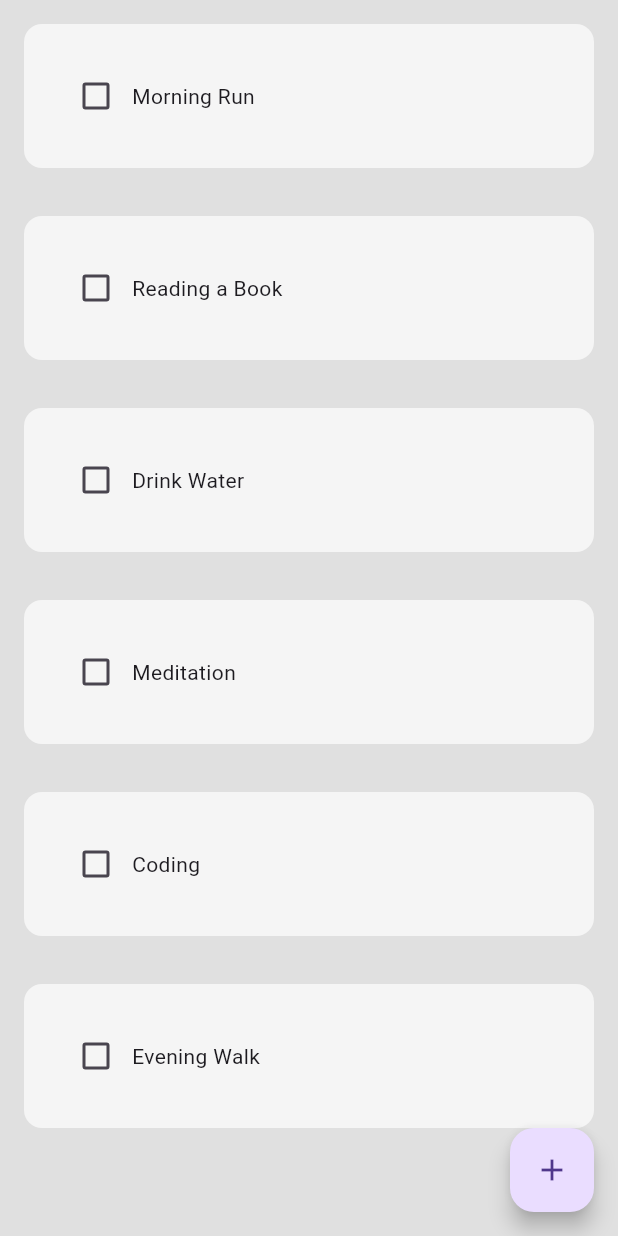
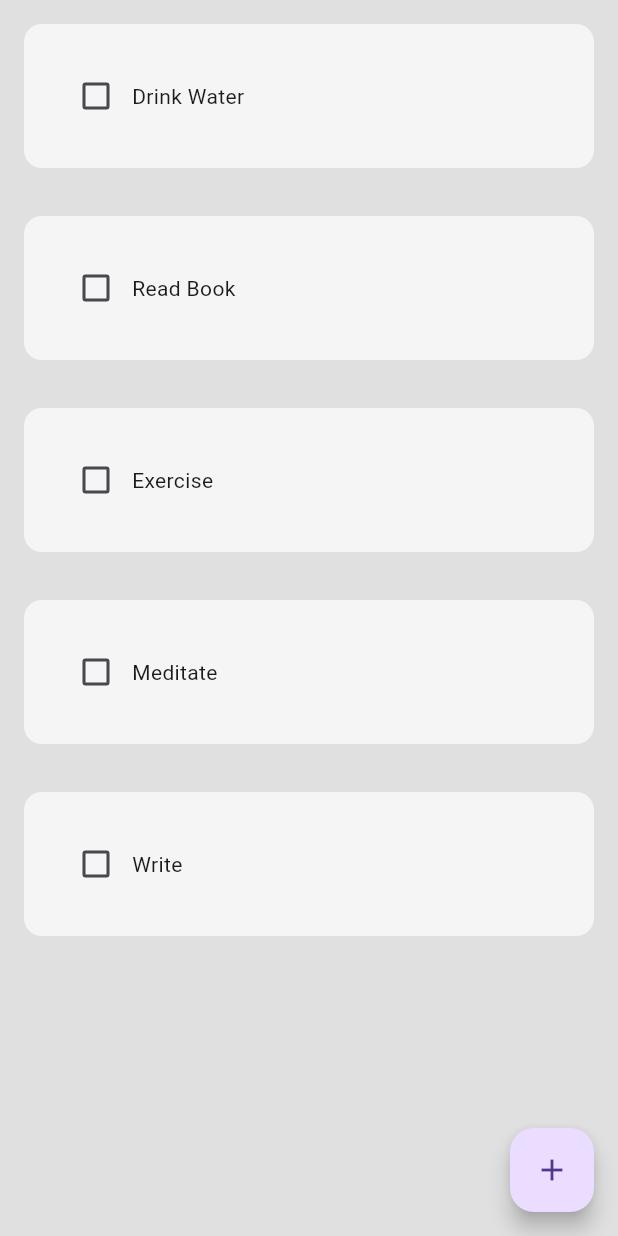
Before and after one commit to ZakyTm/Habbit_Tracker_Hive, a Flutter app: the screen it shows after launch, on a phone screen of 412 x 824 dp. Run offline on Flutter 3.47's test engine with Material 3 defaults, Android fonts, the phone set to English and light mode, and no system bars; drawn by our look-alikes of flutter_slidable; our stand-ins replace hive, hive_flutter; accounts and stored records are empty.

Commit message:
using async and await and initHive and we opened the box of hive and creating the function that will us the CRUD Methods

```diff
--- a/lib/data/habit_database.dart
+++ b/lib/data/habit_database.dart
@@ -3,15 +3,40 @@ import 'package:flutter/material.dart';
 import 'package:hive/hive.dart';
 
 final _myBox = Hive.box("Habbit_Database");
+// create initial default data
+// when the user first time open the app it's called initial state
+// if it's the first time than we have to use a method or create a new method that called
+// createDefaultData() but if it's not the first time than we have to use a method
+// called LoadData() to load the data from the database
+// now if the user checked the box of the habit or edit it or delete it or add a new habit
+// than we have to use a method called updateDatabase() to update the database
+
+// tracking a habit is a daily sort of thing so we have to create a list of habits that the user
+// wants to track daily
+
+// load data if already exists
+
+// update database
 
 class HabitDatabase {
-  List todayHabitList = [
-    // create initial default data
+  List toDayHabitList = [];
 
+  // CREATE DEFAULT DATA
+  void createDefaultData() {
+    toDayHabitList = [
+      ["Drink Water", false],
+      ["Read Book", false],
+      ["Exercise", false],
+      ["Meditate", false],
+      ["Write", false],
+    ];
+  }
 
-    // load data if already exists
+  // LOAD DATA IF IT ALREADY EXISTS
+  void loadData() {}
 
-    // update database
-
-  ];
+  // UPDATE DATABASE
+  void updateDatabase() {
+    _myBox.put("CURRENT_HABIT_LIST", toDayHabitList);
+  }
 }
--- a/lib/pages/home_page.dart
+++ b/lib/pages/home_page.dart
@@ -2,6 +2,10 @@ import 'package:flutter/material.dart';
 import 'package:habbit_tracker/components/habit_tile.dart';
 import 'package:habbit_tracker/components/my_alert_box.dart';
 import 'package:habbit_tracker/components/my_fab.dart';
+import 'package:habbit_tracker/data/habit_database.dart';
+import 'package:hive/hive.dart';
+import 'package:hive_flutter/hive_flutter.dart';
+import 'package:habbit_tracker/data/habit_database.dart';
 
 class HomePage extends StatefulWidget {
   const HomePage({super.key});
@@ -12,23 +16,54 @@ class HomePage extends StatefulWidget {
 
 class _HomePageState extends State<HomePage> {
   // [Data structured for the habit list],
-  List toDayHabitList = [
-    ["Morning Run", false],
-    ["Reading a Book", false],
-    ["Drink Water", false],
-    ["Meditation", false],
-    ["Coding", false],
-    ["Evening Walk", false],
-  ];
+  // [Habit Name, isHabitDone]
+  HabitDatabase db = HabitDatabase();
+  final _myBox = Hive.box("Habit_Database");
+
+  @override
+  void initState() {
+    // if there is no current habit list, then it is the first time ever opening the app
+    // then create default data
+    if (_myBox.get("CURRENT_HABIT_LIST") == null) {
+      db.createDefaultData();
+
+      // there already exists data, this is not the first time
+    } else {
+      db.loadData();
+    }
+    super.initState();
+  }
 
   // CheckBox was clicked
   void checkBoxClicked(bool? value, int index) {
     setState(() {
-      toDayHabitList[index][1] = value;
+      db.toDayHabitList[index][1] = value;
     });
   }
 
   final _newHabitNameController = TextEditingController();
+
+  void saveNewHabit() {
+    //add a new habit to todayHabitList
+    setState(() {
+      db.toDayHabitList.add([_newHabitNameController.text, false]);
+    });
+    //clear textField
+    _newHabitNameController.clear();
+    //pop dialog box
+    Navigator.of(context).pop();
+  }
+
+  void cancelDialogBox() {
+    print('Cancel button clicked');
+    _newHabitNameController.clear();
+    if (Navigator.of(context).canPop()) {
+      Navigator.of(context).pop();
+    } else {
+      print('Cannot pop the context');
+    }
+  }
+
   void createNewHabit() {
     setState(() {
       //Show alerts dialoge for use to create a fill in the new habbit
@@ -46,25 +81,13 @@ class _HomePageState extends State<HomePage> {
     });
   }
 
-  void saveNewHabit() {
-    //add a new habit to todayHabitList
+// save existing habit with a new name
+  void saveExistingHabit(int index) {
     setState(() {
-      toDayHabitList.add([_newHabitNameController.text, false]);
+      db.toDayHabitList[index][0] = _newHabitNameController.text;
+      _newHabitNameController.clear();
+      Navigator.of(context).pop();
     });
-    //clear textField
-    _newHabitNameController.clear();
-    //pop dialog box
-    Navigator.of(context).pop();
-  }
-
-  void cancelDialogBox() {
-    print('Cancel button clicked');
-    _newHabitNameController.clear();
-    if (Navigator.of(context).canPop()) {
-      Navigator.of(context).pop();
-    } else {
-      print('Cannot pop the context');
-    }
   }
 
 //OPen habit settings to edit
@@ -76,24 +99,15 @@ class _HomePageState extends State<HomePage> {
             controller: _newHabitNameController,
             onSave: () => saveExistingHabit(index),
             onCancel: cancelDialogBox,
-            hintText: toDayHabitList[index][0],
+            hintText: db.toDayHabitList[index][0],
           );
         });
-  }
-
-// save existing habit with a new name
-  void saveExistingHabit(int index) {
-    setState(() {
-      toDayHabitList[index][0] = _newHabitNameController.text;
-      _newHabitNameController.clear();
-      Navigator.of(context).pop();
-    });
   }
 
 // Delete habit
   void deleteHabit(int index) {
     setState(() {
-      toDayHabitList.removeAt(index);
+      db.toDayHabitList.removeAt(index);
     });
   }
 
@@ -105,11 +119,11 @@ class _HomePageState extends State<HomePage> {
           onPressed: createNewHabit,
         ),
         body: ListView.builder(
-            itemCount: toDayHabitList.length,
+            itemCount: db.toDayHabitList.length,
             itemBuilder: (context, index) {
               return HabitTile(
-                habitName: toDayHabitList[index][0],
-                habitIsDone: toDayHabitList[index][1],
+                habitName: db.toDayHabitList[index][0],
+                habitIsDone: db.toDayHabitList[index][1],
                 toggleHabit: (value) => checkBoxClicked(value, index),
                 onEdit: (context) => openHabitSettings(index),
                 onDelete: (context) => deleteHabit(index),
```
